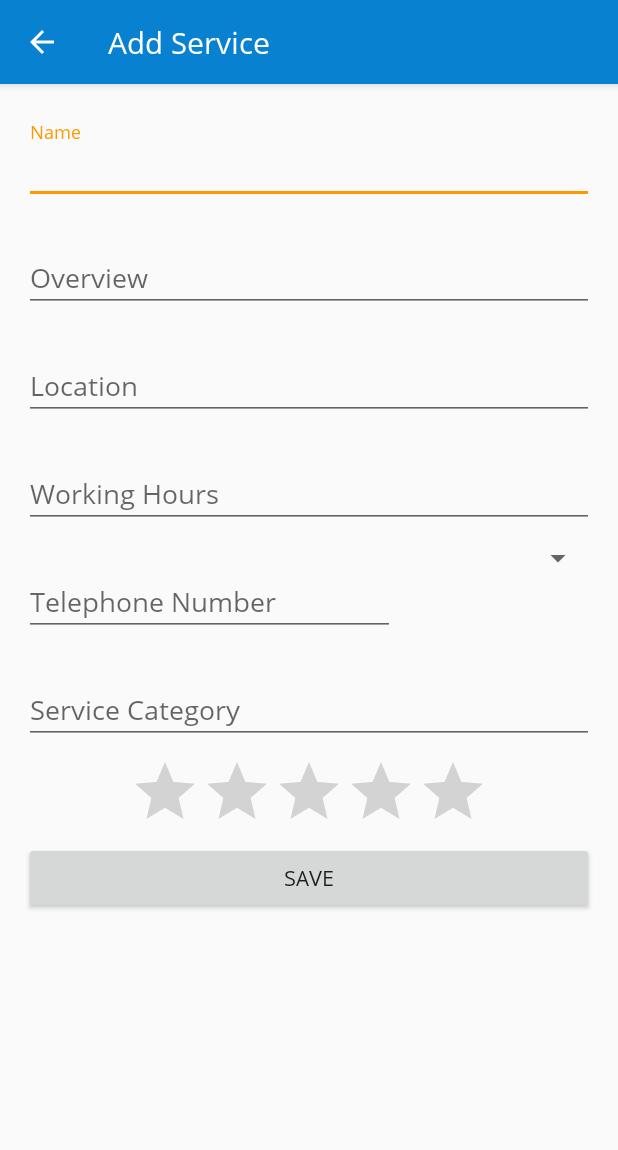
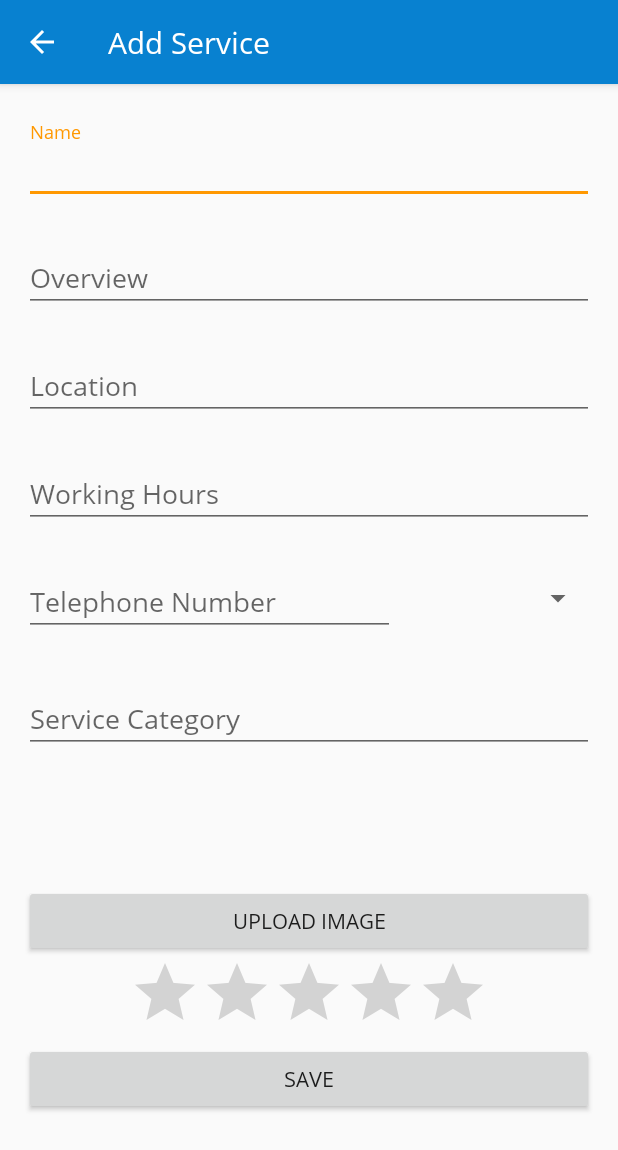
Before and after one commit to auliadil/Jasapedia, an Android app: the AddServiceActivity screen opened directly, with no data from a screen before it, on a phone screen of 412 x 824 dp. Shown: the top 1150 px of the screen. Run offline under Robolectric (Android 15) with nearby library versions, the phone set to English and light mode, and no system bars; libraries missing offline, so code that uses them is left out: com.cloudinary.android, fr.ganfra.materialspinner; plain views replace MaterialSpinner; 3 statements that could not run were skipped.

Commit message:
upload image via cloudinary success

```diff
--- a/app/src/main/java/id/ac/ui/cs/mobileprogramming/muhammadauliaadil/jasapedia/AddServiceActivity.java
+++ b/app/src/main/java/id/ac/ui/cs/mobileprogramming/muhammadauliaadil/jasapedia/AddServiceActivity.java
@@ -1,49 +1,63 @@
 package id.ac.ui.cs.mobileprogramming.muhammadauliaadil.jasapedia;
 
 import androidx.annotation.NonNull;
+import androidx.annotation.Nullable;
 import androidx.appcompat.app.AppCompatActivity;
-import androidx.lifecycle.ViewModelProviders;
+import androidx.core.app.ActivityCompat;
 
-import android.app.Activity;
-import android.content.ContentProviderOperation;
-import android.content.ContentProviderResult;
+import android.Manifest;
 import android.content.ContentUris;
 import android.content.ContentValues;
 import android.content.Intent;
-import android.content.OperationApplicationException;
 import android.content.SharedPreferences;
-import android.database.Cursor;
+import android.content.pm.PackageManager;
+import android.graphics.Bitmap;
+import android.graphics.BitmapFactory;
 import android.net.Uri;
 import android.os.Bundle;
-import android.os.RemoteException;
 import android.preference.PreferenceManager;
 import android.provider.ContactsContract;
 import android.util.Log;
-import android.view.Menu;
-import android.view.MenuInflater;
-import android.view.MenuItem;
 import android.view.View;
-import android.widget.AdapterView;
 import android.widget.ArrayAdapter;
+import android.widget.Button;
 import android.widget.EditText;
+import android.widget.ImageView;
+import android.widget.ProgressBar;
 import android.widget.RatingBar;
 import android.widget.Spinner;
 import android.widget.Toast;
 
-import com.google.android.material.bottomnavigation.BottomNavigationView;
-import com.google.android.material.floatingactionbutton.FloatingActionButton;
+import com.cloudinary.android.MediaManager;
+import com.cloudinary.android.callback.ErrorInfo;
+import com.cloudinary.android.callback.UploadCallback;
 
-import java.util.ArrayList;
+import java.io.FileNotFoundException;
+import java.io.InputStream;
+import java.util.Map;
 
 import fr.ganfra.materialspinner.MaterialSpinner;
 import id.ac.ui.cs.mobileprogramming.muhammadauliaadil.jasapedia.viewmodels.ServiceViewModel;
 
-public class AddServiceActivity extends AppCompatActivity {
+
+public class AddServiceActivity extends AppCompatActivity implements View.OnClickListener {
 
     private EditText etName, etOverview, etCategory, etLocation, etHours, etPhoneNumber;
     private RatingBar rbRating;
     private SharedPreferences sharedpreference;
     private Spinner phoneTypeSpinner;
+    private ProgressBar progressBar;
+    private Button btnUploadImage, btnSave;
+    private ImageView holderImage;
+    private int SELECT_IMAGE = 1;
+    final int REQUEST_CODE_GALLERY = 999;
+    private Uri selectedUri;
+    private String cloudinaryUrl;
+    private Intent data;
+
+    private ServiceViewModel serviceViewModel;
+
+    private int counter = 0;
 
     public static final String EXTRA_NAME = "id.ac.ui.cs.mobileprogramming.muhammadauliaadil.jasapedia.EXTRA_NAME";
     public static final String EXTRA_OVERVIEW = "id.ac.ui.cs.mobileprogramming.muhammadauliaadil.jasapedia.EXTRA_OVERVIEW";
@@ -52,13 +66,21 @@ public class AddServiceActivity extends AppCompatActivity {
     public static final String EXTRA_LOCATION = "id.ac.ui.cs.mobileprogramming.muhammadauliaadil.jasapedia.EXTRA_LOCATION";
     public static final String EXTRA_HOURS = "id.ac.ui.cs.mobileprogramming.muhammadauliaadil.jasapedia.EXTRA_HOURS";
     public static final String EXTRA_PHONE_NUMBER = "id.ac.ui.cs.mobileprogramming.muhammadauliaadil.jasapedia.EXTRA_PHONE_NUMBER";
+    public static final String EXTRA_IMAGE_URL = "id.ac.ui.cs.mobileprogramming.muhammadauliaadil.jasapedia.EXTRA_IMAGE_URL";
 
-    BottomNavigationView navigationView;
     @Override
     protected void onCreate(Bundle savedInstanceState) {
         super.onCreate(savedInstanceState);
         setContentView(R.layout.activity_add_service);
+        MediaManager.init(this);
 
+        init();
+
+        getSupportActionBar().setHomeAsUpIndicator(R.drawable.ic_arrow_back);
+        setTitle("Add Service");
+    }
+
+    public void init() {
         etName = findViewById(R.id.et_service_name);
         etOverview = findViewById(R.id.et_service_overview);
         rbRating = findViewById(R.id.rb_service_rating);
@@ -66,6 +88,7 @@ public class AddServiceActivity extends AppCompatActivity {
         etLocation = findViewById(R.id.et_service_location);
         etHours = findViewById(R.id.et_service_hours);
         etPhoneNumber = findViewById(R.id.et_service_phone_number);
+        btnSave = findViewById(R.id.save_service);
 
         // Initialize phone type dropdown spinner.
         phoneTypeSpinner = (MaterialSpinner)findViewById(R.id.spinner_type);
@@ -75,8 +98,63 @@ public class AddServiceActivity extends AppCompatActivity {
 
         sharedpreference= PreferenceManager.getDefaultSharedPreferences(this.getBaseContext());
 
-        getSupportActionBar().setHomeAsUpIndicator(R.drawable.ic_arrow_back);
-        setTitle("Add Service");
+        //  Upload Image via Cloudenary
+        holderImage = findViewById(R.id.image_uploaded);
+
+        progressBar = findViewById(R.id.progress_bar);
+        progressBar.setVisibility(View.INVISIBLE);
+        btnUploadImage = findViewById(R.id.upload_image);
+
+        btnUploadImage.setOnClickListener(this);
+        btnSave.setOnClickListener(this);
+    }
+
+    @Override
+    public void onClick(View v) {
+        if (v == btnUploadImage) {
+            Log.d("UploadImage", "button upload clicked");
+            ActivityCompat.requestPermissions(
+                    AddServiceActivity.this,
+                    new String[]{Manifest.permission.READ_EXTERNAL_STORAGE},
+                    REQUEST_CODE_GALLERY
+            );
+
+        }
+        if (v == btnSave) {
+            saveService();
+        }
+    }
+
+    @Override
+    public void onRequestPermissionsResult(int requestCode, @NonNull String[] permissions, @NonNull int[] grantResults) {
+        if(requestCode == REQUEST_CODE_GALLERY){
+            if(grantResults.length >0 && grantResults[0] == PackageManager.PERMISSION_GRANTED){
+                Intent intent = new Intent(Intent.ACTION_PICK);
+                intent.setType("image/*");
+                startActivityForResult(intent, REQUEST_CODE_GALLERY);
+            }
+            else {
+                Toast.makeText(getApplicationContext(), "You don't have permission to access file location!", Toast.LENGTH_SHORT).show();
+            }
+            return;
+        }
+        super.onRequestPermissionsResult(requestCode, permissions, grantResults);
+    }
+
+    @Override
+    protected void onActivityResult(int requestCode, int resultCode, @Nullable Intent data) {
+        if(requestCode == REQUEST_CODE_GALLERY && resultCode == RESULT_OK && data != null){
+            selectedUri = data.getData();
+
+            try {
+                InputStream inputStream = getContentResolver().openInputStream(selectedUri);
+                Bitmap bitmap = BitmapFactory.decodeStream(inputStream);
+                holderImage.setImageBitmap(bitmap);
+            } catch (FileNotFoundException e) {
+                e.printStackTrace();
+            }
+        }
+        super.onActivityResult(requestCode, resultCode, data);
     }
 
     private void saveService() {
@@ -94,7 +172,7 @@ public class AddServiceActivity extends AppCompatActivity {
         String hours = etHours.getText().toString();
         String phoneNumber = etPhoneNumber.getText().toString();
 
-        Intent data = new Intent();
+        data = new Intent();
         data.putExtra(EXTRA_NAME, name);
         data.putExtra(EXTRA_OVERVIEW, overview);
         data.putExtra(EXTRA_RATING, rating);
@@ -105,28 +183,54 @@ public class AddServiceActivity extends AppCompatActivity {
 
         setResult(RESULT_OK, data);
 
+
+        MediaManager.get().upload(selectedUri)
+                .unsigned("ph8w3u5h")
+                .option("resource_type", "image")
+                .callback(new UploadCallback() {
+                    @Override
+                    public void onStart(String requestId) {
+                        progressBar.setVisibility(View.VISIBLE);
+                        Toast.makeText(AddServiceActivity.this,"Upload has started...", Toast.LENGTH_SHORT).show();
+                    }
+
+                    @Override
+                    public void onProgress(String requestId, long bytes, long totalBytes) {
+
+                    }
+
+                    @Override
+                    public void onSuccess(String requestId, Map resultData) {
+                        Toast.makeText(AddServiceActivity.this, "Uploaded Succesfully", Toast.LENGTH_SHORT).show();
+                        progressBar.setVisibility(View.GONE);
+                        cloudinaryUrl = resultData.get("secure_url").toString();
+                        Log.d("CLOUDINARY", "onSuccess: succeed");
+                        Log.d("CLOUDINARY", "onSuccess: "+ cloudinaryUrl);
+
+                        data.putExtra(EXTRA_IMAGE_URL, cloudinaryUrl);
+                    }
+
+                    @Override
+                    public void onError(String requestId, ErrorInfo error) {
+                        Toast.makeText(AddServiceActivity.this,"Upload Error", Toast.LENGTH_SHORT).show();
+                        Log.v("ERROR!!", error.getDescription());
+
+                    }
+
+                    @Override
+                    public void onReschedule(String requestId, ErrorInfo error) {
+
+                    }
+                }).dispatch();
+
         saveContact();
         finish();
 
     }
 
-    public void onClickSaveService(View view){
-        saveService();
-    }
-
     public void saveContact() {
-//        // Get query phone contacts cursor object.
-//        Uri readContactsUri = ContactsContract.CommonDataKinds.Phone.CONTENT_URI;
-//        Cursor cursor = getContentResolver().query(readContactsUri, null, null, null, null);
-//
-//        // Inser an empty contact.
-//        ContentValues contentValues = new ContentValues();
-//        Uri rawContactUri = getContentResolver().insert(ContactsContract.RawContacts.CONTENT_URI, contentValues);
-//        // Get the newly created contact raw id.
-//        long ret = ContentUris.parseId(rawContactUri);
-
         // Get android phone contact content provider uri.
-        //Uri addContactsUri = ContactsContract.CommonDataKinds.Phone.CONTENT_URI;
+        // Uri addContactsUri = ContactsContract.CommonDataKinds.Phone.CONTENT_URI;
         // Below uri can avoid java.lang.UnsupportedOperationException: URI: content://com.android.contacts/data/phones error.
         Uri addContactsUri = ContactsContract.Data.CONTENT_URI;
 
@@ -146,8 +250,7 @@ public class AddServiceActivity extends AppCompatActivity {
 
     // This method will only insert an empty data to RawContacts.CONTENT_URI
     // The purpose is to get a system generated raw contact id.
-    private long getRawContactId()
-    {
+    private long getRawContactId() {
         // Inser an empty contact.
         ContentValues contentValues = new ContentValues();
         Uri rawContactUri = getContentResolver().insert(ContactsContract.RawContacts.CONTENT_URI, contentValues);
@@ -158,10 +261,8 @@ public class AddServiceActivity extends AppCompatActivity {
 
 
     // Insert newly created contact display name.
-    private void insertContactDisplayName(Uri addContactsUri, long rawContactId, String displayName)
-    {
+    private void insertContactDisplayName(Uri addContactsUri, long rawContactId, String displayName) {
         ContentValues contentValues = new ContentValues();
-
         contentValues.put(ContactsContract.Data.RAW_CONTACT_ID, rawContactId);
 
         // Each contact must has an mime type to avoid java.lang.IllegalArgumentException: mimetype is required error.
@@ -174,8 +275,7 @@ public class AddServiceActivity extends AppCompatActivity {
 
     }
 
-    private void insertContactPhoneNumber(Uri addContactsUri, long rawContactId, String phoneNumber, String phoneTypeStr)
-    {
+    private void insertContactPhoneNumber(Uri addContactsUri, long rawContactId, String phoneNumber, String phoneTypeStr) {
         // Create a ContentValues object.
         ContentValues contentValues = new ContentValues();
 
--- a/app/src/main/java/id/ac/ui/cs/mobileprogramming/muhammadauliaadil/jasapedia/SplashScreenActivity.java
+++ b/app/src/main/java/id/ac/ui/cs/mobileprogramming/muhammadauliaadil/jasapedia/SplashScreenActivity.java
@@ -9,6 +9,7 @@ public class SplashScreenActivity extends AppCompatActivity {
 
     @Override
     protected void onCreate(Bundle savedInstanceState) {
+        setTheme(R.style.SplashTheme);
         super.onCreate(savedInstanceState);
         setContentView(R.layout.activity_splash_screen);
         new android.os.Handler().postDelayed(
--- /dev/null
+++ b/app/src/main/res/drawable/ic_image.xml
@@ -0,0 +1,5 @@
+<vector android:height="24dp" android:tint="#04568C"
+    android:viewportHeight="24.0" android:viewportWidth="24.0"
+    android:width="24dp" xmlns:android="http://schemas.android.com/apk/res/android">
+    <path android:fillColor="#FF000000" android:pathData="M21,19V5c0,-1.1 -0.9,-2 -2,-2H5c-1.1,0 -2,0.9 -2,2v14c0,1.1 0.9,2 2,2h14c1.1,0 2,-0.9 2,-2zM8.5,13.5l2.5,3.01L14.5,12l4.5,6H5l3.5,-4.5z"/>
+</vector>
--- a/app/src/main/res/layout/activity_add_service.xml
+++ b/app/src/main/res/layout/activity_add_service.xml
@@ -89,9 +89,8 @@
             <fr.ganfra.materialspinner.MaterialSpinner
                 android:id="@+id/spinner_type"
                 android:layout_width="match_parent"
-                android:layout_height="wrap_content"
-                android:layout_weight="0.65"
-                />
+                android:layout_height="78dp"
+                android:layout_weight="0.65" />
 
         </LinearLayout>
 
@@ -108,6 +107,19 @@
                 android:hint="@string/label_category" />
         </com.google.android.material.textfield.TextInputLayout>
 
+        <ImageView
+            android:id="@+id/image_uploaded"
+            android:layout_width="wrap_content"
+            android:layout_height="80dp"
+            android:scaleType="centerCrop"
+            />
+
+        <Button
+            android:id="@+id/upload_image"
+            android:layout_width="match_parent"
+            android:layout_height="wrap_content"
+            android:text="@string/btn_upload_image"/>
+
         <RatingBar
             android:id="@+id/rb_service_rating"
             android:layout_width="wrap_content"
@@ -120,8 +132,13 @@
             android:id="@+id/save_service"
             android:layout_width="match_parent"
             android:layout_height="wrap_content"
-            android:onClick="onClickSaveService"
             android:text="@string/btn_save" />
+
+        <ProgressBar
+            android:id="@+id/progress_bar"
+            style="?android:attr/progressBarStyle"
+            android:layout_width="match_parent"
+            android:layout_height="wrap_content" />
 
     </LinearLayout>
 
--- a/app/src/main/res/values/strings.xml
+++ b/app/src/main/res/values/strings.xml
@@ -21,6 +21,7 @@
     <string name="label_hours">Working Hours</string>
     <string name="label_phone_number">Telephone Number</string>
     <string name="label_image">Image</string>
+    <string name="btn_upload_image">Upload Image</string>
     <string name="btn_save">Save</string>
 
     <!--  Service Details  -->
--- a/app/src/main/res/values/styles.xml
+++ b/app/src/main/res/values/styles.xml
@@ -8,6 +8,10 @@
         <item name="colorAccent">@color/colorAccent</item>
         <item name="android:fontFamily">@font/opensans_fonts_family</item>
         <item name="android:textViewStyle">@style/AppTextViewStyle</item>
+    </style>
+
+    <style name="SplashTheme" parent="Theme.AppCompat.NoActionBar">
+
     </style>
 
     <!--  Font Theme  -->
```
Also changed, not shown: app/build.gradle (+6 -1 lines), app/src/main/AndroidManifest.xml (+13 -7 lines), app/src/main/java/id/ac/ui/cs/mobileprogramming/muhammadauliaadil/jasapedia/AlarmNotification.java (added, +175 -0 lines), app/src/main/res/layout/activity_login.xml (+7 -1 lines), 2 other files.
